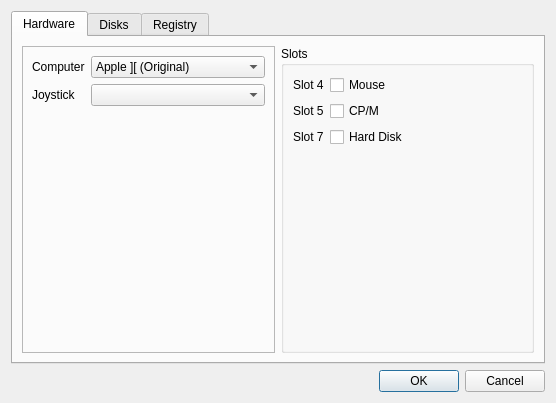
Before: the Qt Designer form source/frontends/qapple/preferences.ui in AppleWin/AppleWin, drawn with Qt 5.
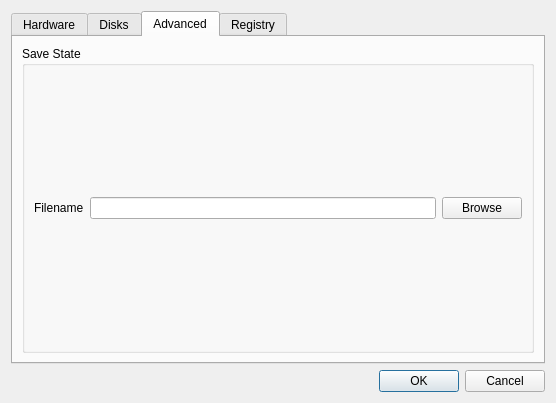
After: the same form once the commit is applied. The open tabs and pages were chosen to show the change.

Commit message: Add support to load/save state.

The edit to the form file:
```diff
--- a/source/frontends/qapple/preferences.ui
+++ b/source/frontends/qapple/preferences.ui
@@ -276,6 +276,39 @@
        </item>
       </layout>
      </widget>
+     <widget class="QWidget" name="advanced">
+      <attribute name="title">
+       <string>Advanced</string>
+      </attribute>
+      <layout class="QGridLayout" name="gridLayout_5">
+       <item row="0" column="2">
+        <widget class="QGroupBox" name="groupBox">
+         <property name="title">
+          <string>Save State</string>
+         </property>
+         <layout class="QGridLayout" name="gridLayout_6">
+          <item row="0" column="0">
+           <widget class="QLabel" name="label_7">
+            <property name="text">
+             <string>Filename</string>
+            </property>
+           </widget>
+          </item>
+          <item row="0" column="1">
+           <widget class="QLineEdit" name="save_state"/>
+          </item>
+          <item row="0" column="2">
+           <widget class="QPushButton" name="browse_ss">
+            <property name="text">
+             <string>Browse</string>
+            </property>
+           </widget>
+          </item>
+         </layout>
+        </widget>
+       </item>
+      </layout>
+     </widget>
      <widget class="QWidget" name="registry">
       <attribute name="title">
        <string>Registry</string>
```
The commit also changes 5 other files.
